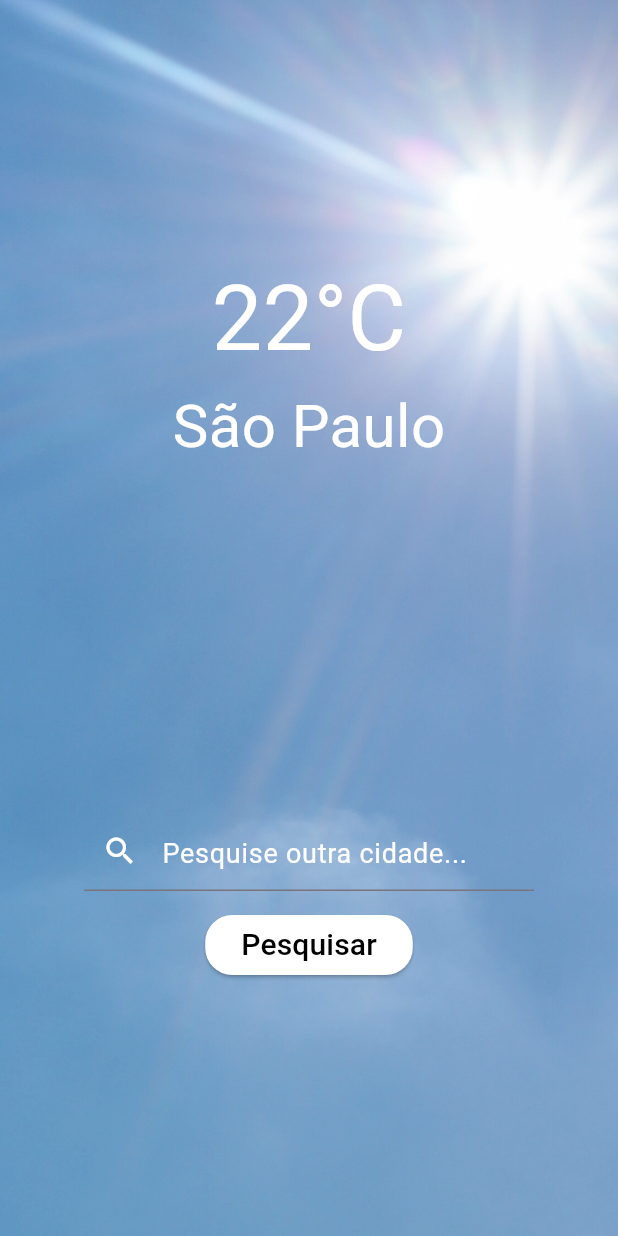
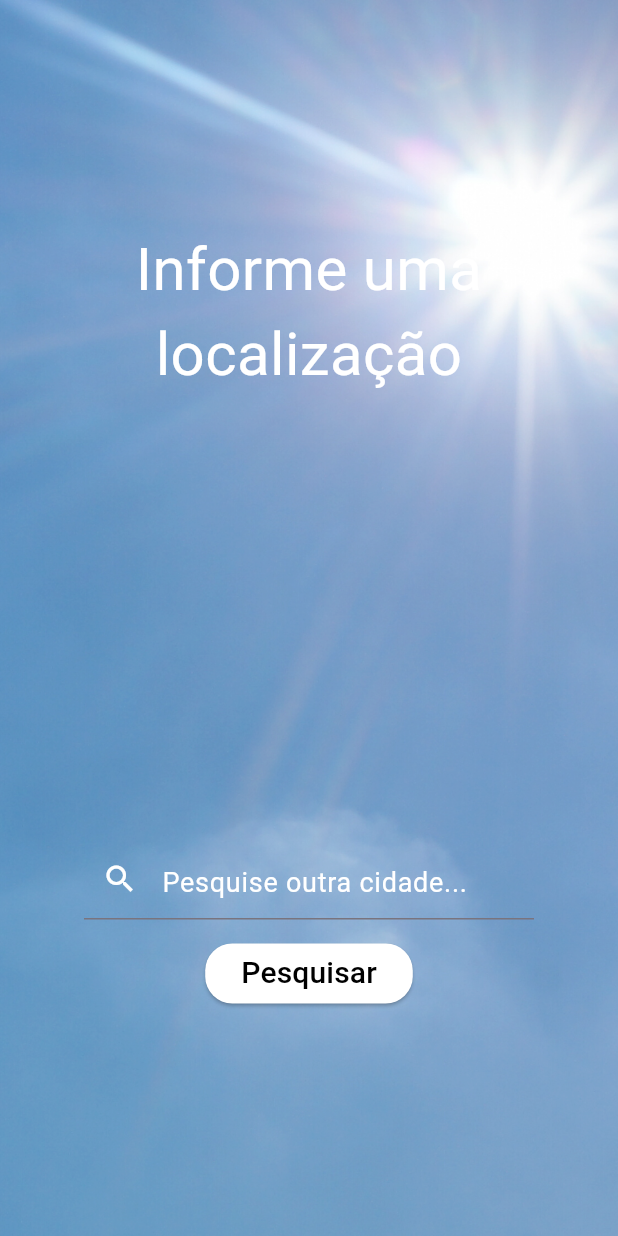
Before and after one commit to Murilo-Furlaneto/Weather-App, a Flutter app: the screen it shows after launch, after a tap on "Pesquisar", on a phone screen of 412 x 824 dp. Run offline on Flutter 3.47's test engine with Material 3 defaults, Android fonts, the phone set to English and light mode, and no system bars; our stand-ins replace dio; network calls fail.

Commit message:
manutenção do codigo seguindo as boas praticas

```diff
--- a/lib/main.dart
+++ b/lib/main.dart
@@ -1,6 +1,6 @@
 import 'package:flutter/material.dart';
 
-import 'weather.dart';
+import 'pages/home_page.dart';
 
 void main() {
   runApp(const MyApp());
@@ -17,7 +17,7 @@ class MyApp extends StatelessWidget {
       theme: ThemeData(
         primarySwatch: Colors.blue,
       ),
-      home: const Weather(),
+      home: const HomePage(),
     );
   }
 }
--- /dev/null
+++ b/lib/model/weather_model.dart
@@ -0,0 +1,33 @@
+import 'dart:convert';
+
+class WeatherModel {
+  final String location;
+  final int temperature;
+  final String description;
+
+  WeatherModel(
+      {required this.location,
+      required this.temperature,
+      required this.description});
+
+  Map<String, dynamic> toMap() {
+    return <String, dynamic>{
+      'location': location,
+      'temperature': temperature,
+      'description': description,
+    };
+  }
+
+  factory WeatherModel.fromMap(Map<String, dynamic> json) {
+    return WeatherModel(
+      location: json['location'] as String,
+      temperature: (json['temperature'] as num).toInt(),
+      description: json['description'] as String,
+    );
+  }
+
+  factory WeatherModel.fromJsonString(String jsonString) {
+    final map = json.decode(jsonString) as Map<String, dynamic>;
+    return WeatherModel.fromMap(map);
+  }
+}
--- a/lib/weather.dart
+++ b/lib/pages/home_page.dart
@@ -1,30 +1,36 @@
 import 'package:dio/dio.dart';
 import 'package:flutter/material.dart';
+import 'package:weather_app/model/weather_model.dart';
+import 'package:weather_app/repository/weather_repository.dart';
+import 'package:weather_app/service/dio_service.dart';
 
-class Weather extends StatefulWidget {
-  const Weather({Key? key}) : super(key: key);
+class HomePage extends StatefulWidget {
+  const HomePage({Key? key}) : super(key: key);
 
   @override
-  State<Weather> createState() => _WeatherState();
+  State<HomePage> createState() => _HomePageState();
 }
 
-class _WeatherState extends State<Weather> {
-  int temperature = 22;
-  String location = 'São Paulo';
-  String description = "";
+class _HomePageState extends State<HomePage> {
   String input = "";
   final controller = TextEditingController();
-  late String url = "https://api.hgbrasil.com/weather?key=f401c875&city_name=";
-  //chave f401c875
+  final WeatherRepository repository = WeatherRepository(DioService(Dio()));
+  WeatherModel? weatherModel;
 
-  void _setText() {
+  Future<void> _setText() async {
     setState(() {
       input = controller.text;
-      fetchSearch();
     });
+
+    try {
+      final fetch = await repository.fetchWeather(input);
+      setState(() {
+        weatherModel = fetch;
+      });
+    } catch (e) {
+      print('Failed to fetch weather: $e');
+    }
   }
-
-
 
   @override
   Widget build(BuildContext context) {
@@ -47,21 +53,26 @@ class _WeatherState extends State<Weather> {
                   children: <Widget>[
                     Center(
                       child: Text(
-                        '$temperature°C',
+                        weatherModel != null
+                            ? weatherModel!.location
+                            : 'Informe uma localização',
+                        style: const TextStyle(
+                            color: Colors.white, fontSize: 40.0),
+                        textAlign: TextAlign.center,
+                      ),
+                    ),
+                    Center(
+                      child: Text(
+                        weatherModel != null
+                            ? '${weatherModel!.temperature}ºC'
+                            : '',
                         style: const TextStyle(
                             color: Colors.white, fontSize: 60.0),
                       ),
                     ),
                     Center(
                       child: Text(
-                        location,
-                        style: const TextStyle(
-                            color: Colors.white, fontSize: 40.0),
-                      ),
-                    ),
-                    Center(
-                      child: Text(
-                        description,
+                        weatherModel != null ? weatherModel!.description : '',
                         textAlign: TextAlign.center,
                         style: const TextStyle(
                             color: Colors.white, fontSize: 40.0),
--- a/lib/repository/weather_repository.dart
+++ b/lib/repository/weather_repository.dart
@@ -0,0 +1,17 @@
+import 'package:weather_app/service/api_service.dart';
+import 'package:weather_app/model/weather_model.dart';
+import 'package:weather_app/service/erros/failure.dart';
+
+class WeatherRepository {
+  final ApiService apiService;
+
+  WeatherRepository(this.apiService);
+
+  Future<WeatherModel> fetchWeather(String location) async {
+    try {
+      return await apiService.getWeather(location);
+    } catch (e) {
+      throw Failure('Erro ao buscar clima: $e');
+    }
+  }
+}
--- a/lib/service/api_service.dart
+++ b/lib/service/api_service.dart
@@ -1,3 +1,5 @@
+import 'package:weather_app/model/weather_model.dart';
+
 abstract class ApiService {
-  Future get() async {}
+  Future<WeatherModel> getWeather(String location);
 }
--- a/lib/service/dio_service.dart
+++ b/lib/service/dio_service.dart
@@ -1,20 +1,46 @@
+import 'dart:io';
+
 import 'package:dio/dio.dart';
+import 'package:weather_app/key.dart';
+import 'package:weather_app/model/weather_model.dart';
 import 'package:weather_app/service/api_service.dart';
+import 'package:weather_app/service/erros/failure.dart';
 
 class DioService implements ApiService {
+  final Dio dio;
+
+  DioService(this.dio);
+
   @override
-  Future get() async {
-    Dio dio = Dio();
+  Future<WeatherModel> getWeather(String location) async {
     Response response;
 
     try {
-      response = await dio.get("https://api.hgbrasil.com/weather?key=f401c875&city_name=")
+      response = await dio
+          .get("https://api.hgbrasil.com/weather?key=$KEY&city_name=$location");
+      final Map<dynamic, dynamic> result = response.data;
+
+      if (response.statusCode == 200) {
+        print(response.data);
+
+        final Map<String, dynamic> map = response.data;
+
+        return WeatherModel(
+            location: result["results"]["city"],
+            temperature: result["results"]["temp"],
+            description: result["results"]["description"]);
+      } else {
+        throw Failure('Erro: Status code ${response.statusCode}');
+      }
+    } on HttpException {
+      throw Failure('Erro na requisição: Post não encontrado');
+    } on FormatException {
+      throw Failure('Formato de requisição incorreto');
     } catch (e) {
-
+      throw Failure('Erro desconhecido: $e');
     }
   }
 }
-
 /*
 late Response response;
   Dio dio = Dio();
--- /dev/null
+++ b/lib/service/erros/failure.dart
@@ -0,0 +1,10 @@
+ class Failure {
+  final String message;
+
+  Failure(this.message);
+
+  @override
+  String toString() {
+    return message;
+  }
+}
```
Also changed, not shown: 2 other files.
